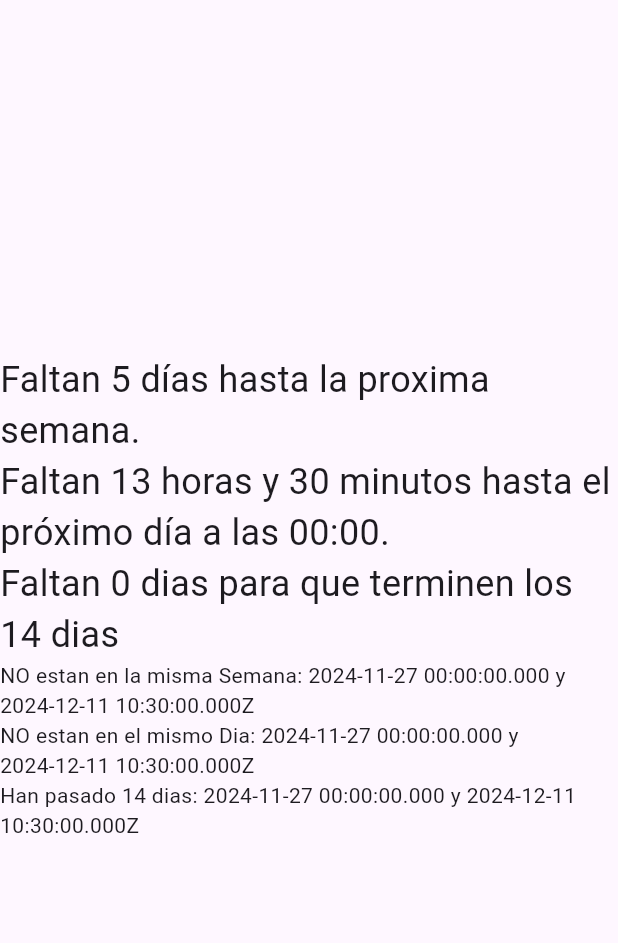
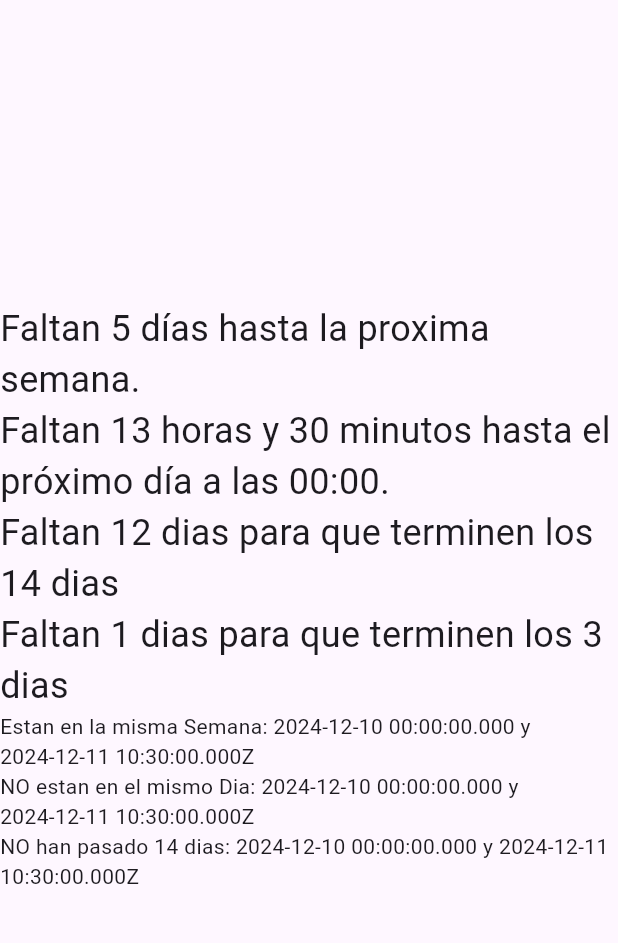
Before and after one commit to DevmenteSac/flutter_timer, a Flutter app: the screen it shows after launch, on a phone screen of 412 x 824 dp, the part 63-1006 px from its top. Run offline on Flutter 3.47's test engine with Material 3 defaults, Android fonts, the phone set to English and light mode, and no system bars.

Commit message:
agregando metodos para cualquier dia

```diff
--- a/lib/countdown_screen.dart
+++ b/lib/countdown_screen.dart
@@ -14,7 +14,7 @@ class _CountdownScreenState extends State<CountdownScreen> {
     // Se inicializa la clase TimeCountdown
     final TimeCountdown timeCountdown = TimeCountdown();
 
-    DateTime dateToCheck = DateTime(2024, 11, 27); // Fecha de ejemplo
+    DateTime dateToCheck = DateTime(2024, 12, 10); // Fecha de ejemplo
     DateTime dateNowUtc = DateTime.now().toUtc(); // Fecha actual en utc
 
     // para ver si estan en la misma semana o dia
@@ -24,9 +24,13 @@ class _CountdownScreenState extends State<CountdownScreen> {
     // para ver si han pasado 14 dias
     bool has14DaysPassed = timeCountdown.has14DaysPassed(dateToCheck);
 
+    int days = 3;
+    bool hasXDaysPassed = timeCountdown.hasXDaysPassed(dateToCheck, days);
+
     debugPrint("booleano week: $isSameWeek");
     debugPrint("booleano day: $isSameDay");
     debugPrint("booleano has14: $has14DaysPassed");
+    debugPrint("booleano hasX: $hasXDaysPassed");
 
     return Column(
       mainAxisAlignment: MainAxisAlignment.center,
@@ -47,6 +51,11 @@ class _CountdownScreenState extends State<CountdownScreen> {
           'Faltan ${timeCountdown.calculateDaysUntil14DaysFrom(dateToCheck)} dias para que terminen los 14 dias',
           style: const TextStyle(fontSize: 24),
         ),
+        // para acceder a los dias restantes para llegar a X dias
+        Text(
+          'Faltan ${timeCountdown.calculateDaysUntilXDaysFrom(dateToCheck, days)} dias para que terminen los $days dias',
+          style: const TextStyle(fontSize: 24),
+        ),
         isSameWeek
             ? Text("Estan en la misma Semana: $dateToCheck y $dateNowUtc")
             : Text("NO estan en la misma Semana: $dateToCheck y $dateNowUtc"),
--- a/lib/time_countdown.dart
+++ b/lib/time_countdown.dart
@@ -89,4 +89,27 @@ class TimeCountdown {
     // Si la diferencia es negativa, significa que ya pasaron 14 días
     return daysRemaining > 0 ? daysRemaining : 0;
   }
+
+  // Metodos dinamicos para cualquier dia
+  bool hasXDaysPassed(DateTime date, int days) {
+    final now = DateTime.now().toUtc();
+    final difference = now.difference(date);
+
+    // Verificamos si han pasado al menos X días
+    return difference.inDays >= days;
+  }
+
+  // Se debe pasar el date en horario UTC
+  int calculateDaysUntilXDaysFrom(DateTime date, int days) {
+    final now = DateTime.now().toUtc(); // Fecha y hora actuales
+
+    // Calcular la fecha que corresponde a X días después de la fecha dada
+    DateTime fourteenDaysLater = date.add(Duration(days: days)).toUtc();
+
+    // Calcular la diferencia en días entre hoy y esa fecha
+    int daysRemaining = fourteenDaysLater.difference(now).inDays;
+
+    // Si la diferencia es negativa, significa que ya pasaron X días
+    return daysRemaining > 0 ? daysRemaining : 0;
+  }
 }
```
